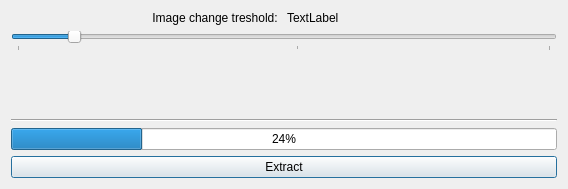
Before: the Qt Designer form ui/extract_dialog.ui in viidea/slidesync, drawn with Qt 5.
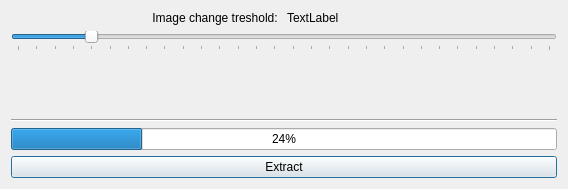
After: the same form once the commit is applied.

The edit to the form file:
```diff
--- a/ui/extract_dialog.ui
+++ b/ui/extract_dialog.ui
@@ -52,13 +52,19 @@
      <item>
       <widget class="QSlider" name="sldTreshold">
        <property name="minimum">
-        <number>1</number>
+        <number>10</number>
        </property>
        <property name="maximum">
-        <number>20</number>
+        <number>300</number>
+       </property>
+       <property name="singleStep">
+        <number>5</number>
+       </property>
+       <property name="pageStep">
+        <number>25</number>
        </property>
        <property name="sliderPosition">
-        <number>3</number>
+        <number>50</number>
        </property>
        <property name="orientation">
         <enum>Qt::Horizontal</enum>
```
